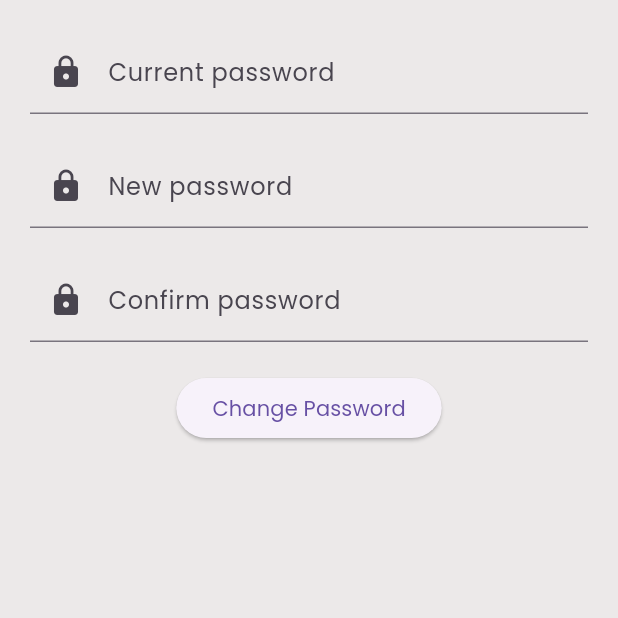
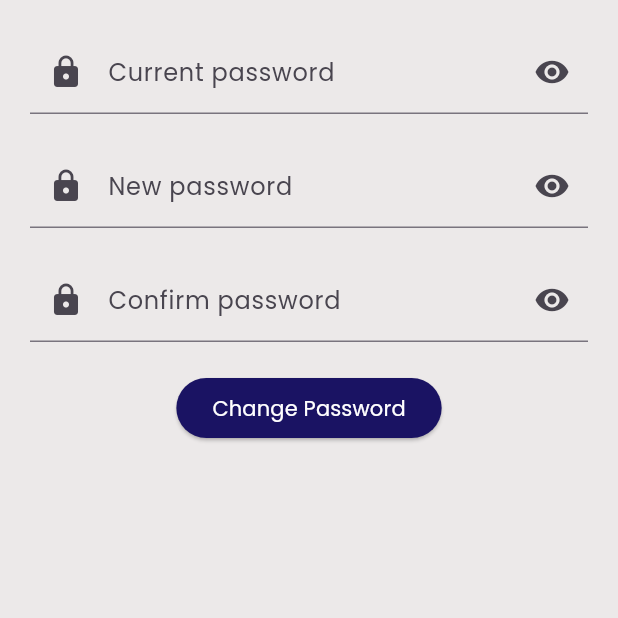
Before and after one commit to piyushkarmacharya/gym_admin_desktop_app, a Flutter app: the ChangePassword screen opened directly, on a phone screen of 412 x 824 dp, the top half of it. Run offline on Flutter 3.47's test engine with Material 3 defaults, Android fonts, the phone set to English and light mode, and no system bars; our stand-ins replace image_picker, qr_flutter.

Commit message:
changed ui of change password page

```diff
--- a/lib/pages/change_password.dart
+++ b/lib/pages/change_password.dart
@@ -57,6 +57,7 @@ class _ChangePasswordState extends State<ChangePassword> {
     }
   }
 
+  List<bool> _showPassword=[false,false,false];
   @override
   Widget build(BuildContext) {
     return Scaffold(
@@ -74,9 +75,19 @@ class _ChangePasswordState extends State<ChangePassword> {
                   children: [
                     TextFormField(
                       controller: ctr[0],
-                      obscureText: true,
+                      obscureText: !_showPassword[0],
                       decoration: InputDecoration(
                         labelText: "Current password",
+                        suffixIcon: IconButton(
+                                        onPressed: () {
+                                          setState(() {
+                                            _showPassword[0] = !_showPassword[0];
+                                          });
+                                        },
+                                        icon: Icon(_showPassword[0]
+                                            ? Icons.visibility_off
+                                            : Icons.visibility),
+                                      ),
                         prefixIcon: Icon(Icons.lock),
                       ),
                       validator: (value) {
@@ -93,8 +104,18 @@ class _ChangePasswordState extends State<ChangePassword> {
                     ),
                     TextFormField(
                       controller: ctr[1],
-                      obscureText: true,
+                      obscureText: !_showPassword[1],
                       decoration: InputDecoration(
+                        suffixIcon: IconButton(
+                                        onPressed: () {
+                                          setState(() {
+                                            _showPassword[1] = !_showPassword[1];
+                                          });
+                                        },
+                                        icon: Icon(_showPassword[1]
+                                            ? Icons.visibility_off
+                                            : Icons.visibility),
+                                      ),
                         labelText: "New password",
                         prefixIcon: Icon(Icons.lock),
                       ),
@@ -114,8 +135,18 @@ class _ChangePasswordState extends State<ChangePassword> {
                     ),
                     TextFormField(
                       controller: ctr[2],
-                      obscureText: true,
+                      obscureText: !_showPassword[2],
                       decoration: InputDecoration(
+                        suffixIcon: IconButton(
+                                        onPressed: () {
+                                          setState(() {
+                                            _showPassword[2] = !_showPassword[2];
+                                          });
+                                        },
+                                        icon: Icon(_showPassword[2]
+                                            ? Icons.visibility_off
+                                            : Icons.visibility),
+                                      ),
                         labelText: "Confirm password",
                         prefixIcon: Icon(Icons.lock),
                       ),
@@ -134,6 +165,16 @@ class _ChangePasswordState extends State<ChangePassword> {
                       height: 20,
                     ),
                     ElevatedButton(
+                      style: ButtonStyle(
+                                backgroundColor:
+                                    MaterialStateProperty.all<Color>(
+                                        const Color(0xFF1A1363)),
+                                shape:
+                                    MaterialStateProperty.all<OutlinedBorder>(
+                                  RoundedRectangleBorder(
+                                      borderRadius: BorderRadius.circular(24)),
+                                ),
+                              ),
                       onPressed: () {
                         setState(() {
                           if (_formKey.currentState!.validate()) {
@@ -141,7 +182,7 @@ class _ChangePasswordState extends State<ChangePassword> {
                           }
                         });
                       },
-                      child: Text("Change Password"),
+                      child: Text("Change Password",style: TextStyle(color: Colors.white),),
                     ),
                   ],
                 ),
--- a/lib/pages/member_pages/member_dialog.dart
+++ b/lib/pages/member_pages/member_dialog.dart
@@ -77,8 +77,8 @@ class _MemberDialogState extends State<MemberDialog> {
                                 child: Image.memory(base64Decode(widget
                                     .obj[widget.keys[index]]
                                     .toString())))
-                            : Text(
-                                "${widget.keys[index]} : ${widget.obj[widget.keys[index]].toString()}"),
+                            : Row(children: [Text(
+                                "${widget.keys[index][0].toUpperCase()}${widget.keys[index].substring(1)} : "),Text(" ${widget.obj[widget.keys[index]].toString()}"),],),
                       ),
                     ),
                   ),
```
